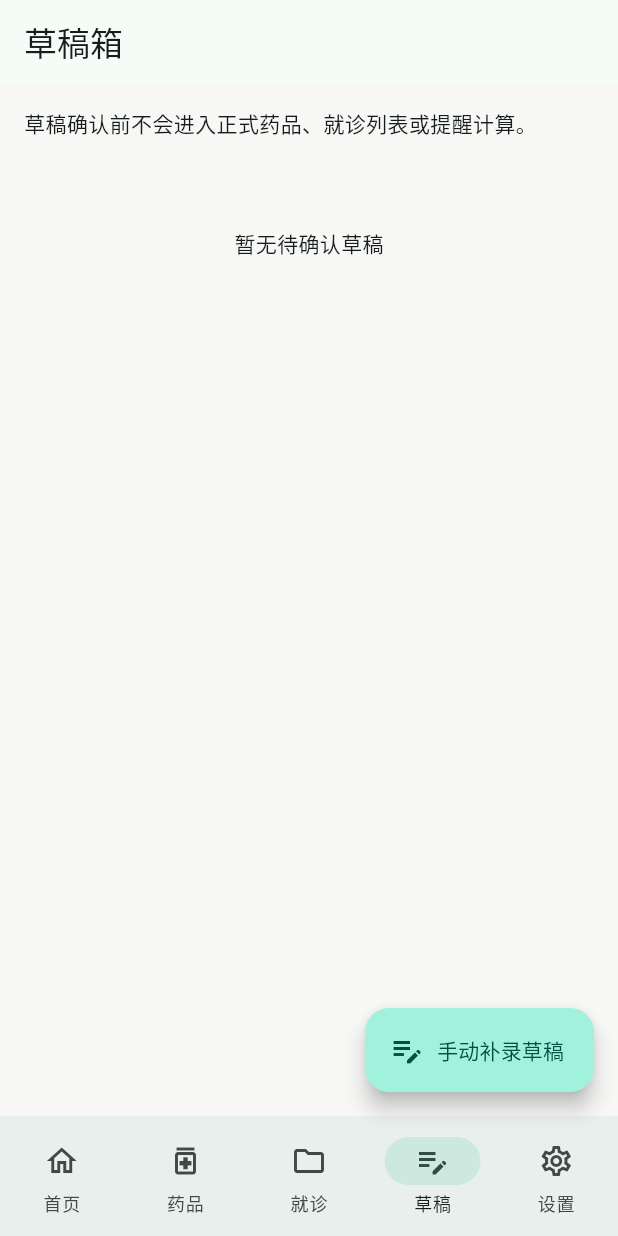
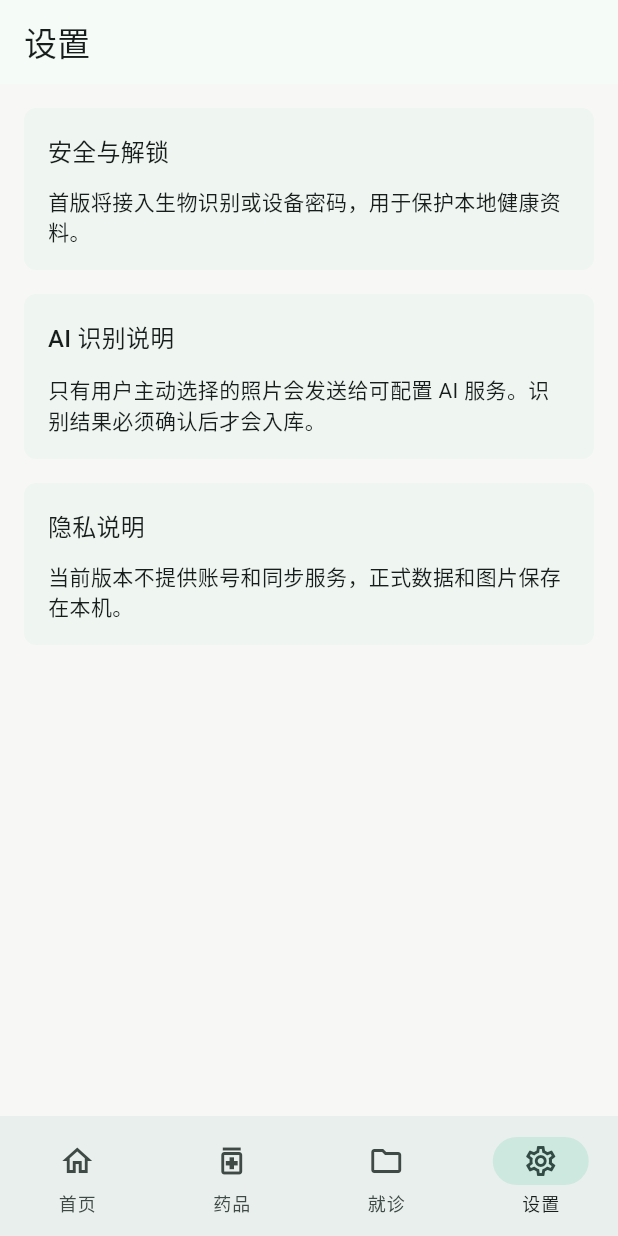
Before and after one commit to Youjian-Tinker/HomeMedicineBox, a Flutter app: the screen it shows after launch, item 4 of the bottom bar chosen, on a phone screen of 412 x 824 dp. Run offline on Flutter 3.47's test engine with Material 3 defaults, Android fonts, the phone set to English and light mode, and no system bars; our stand-ins replace drift, flutter_riverpod, go_router; accounts and stored records are empty; generated files the repository leaves out were written again.

Commit message:
feat: remove draft workflow

```diff
--- a/lib/src/app/home_medicine_box_app.dart
+++ b/lib/src/app/home_medicine_box_app.dart
@@ -1,7 +1,6 @@
 import 'package:flutter/material.dart';
 import 'package:go_router/go_router.dart';
 
-import '../features/drafts/drafts_screen.dart';
 import '../features/home/home_screen.dart';
 import '../features/medicines/medicines_screen.dart';
 import '../features/settings/settings_screen.dart';
@@ -14,7 +13,6 @@ final appRouter = GoRouter(
     GoRoute(path: '/', builder: (_, __) => const HomeScreen()),
     GoRoute(path: '/medicines', builder: (_, __) => const MedicinesScreen()),
     GoRoute(path: '/visits', builder: (_, __) => const VisitsScreen()),
-    GoRoute(path: '/drafts', builder: (_, __) => const DraftsScreen()),
     GoRoute(path: '/settings', builder: (_, __) => const SettingsScreen()),
   ],
 );
--- a/lib/src/features/drafts/drafts_screen.dart
+++ /dev/null
@@ -1,93 +0,0 @@
-import 'package:flutter/material.dart';
-import 'package:flutter_riverpod/flutter_riverpod.dart';
-
-import '../../app/app_state.dart';
-import '../../domain/models.dart';
-import '../shared/app_scaffold.dart';
-
-class DraftsScreen extends ConsumerWidget {
-  const DraftsScreen({super.key});
-
-  @override
-  Widget build(BuildContext context, WidgetRef ref) {
-    final state = ref.watch(homeStateProvider);
-    final controller = ref.read(homeStateProvider.notifier);
-    final activeDrafts = state.drafts
-        .where((draft) =>
-            draft.status != DraftStatus.promoted &&
-            draft.status != DraftStatus.abandoned &&
-            draft.memberId == state.selectedMemberId)
-        .toList();
-
-    return AppScaffold(
-      title: '草稿箱',
-      currentIndex: 3,
-      floatingActionButton: FloatingActionButton.extended(
-        onPressed:
-            state.members.isEmpty ? null : controller.addManualMedicineDraft,
-        icon: const Icon(Icons.edit_note_outlined),
-        label: const Text('手动补录草稿'),
-      ),
-      child: ListView(
-        padding: const EdgeInsets.all(16),
-        children: [
-          const Text('草稿确认前不会进入正式药品、就诊列表或提醒计算。'),
-          const SizedBox(height: 12),
-          if (activeDrafts.isEmpty)
-            const Padding(
-              padding: EdgeInsets.only(top: 48),
-              child: Center(child: Text('暂无待确认草稿')),
-            )
-          else
-            ListView.separated(
-              shrinkWrap: true,
-              physics: const NeverScrollableScrollPhysics(),
-              padding: EdgeInsets.zero,
-              itemCount: activeDrafts.length,
-              separatorBuilder: (_, __) => const SizedBox(height: 12),
-              itemBuilder: (context, index) {
-                final draft = activeDrafts[index];
-                return Card(
-                  child: ListTile(
-                    title: Text(_draftTypeLabel(draft.draftType)),
-                    subtitle: Text(_draftStatusLabel(draft.status)),
-                    trailing: Wrap(
-                      spacing: 8,
-                      children: [
-                        IconButton(
-                          tooltip: '删除',
-                          onPressed: () => controller.deleteDraft(draft.id),
-                          icon: const Icon(Icons.delete_outline),
-                        ),
-                        FilledButton(
-                          onPressed: () => controller.promoteDraft(draft.id),
-                          child: const Text('确认'),
-                        ),
-                      ],
-                    ),
-                  ),
-                );
-              },
-            ),
-        ],
-      ),
-    );
-  }
-
-  String _draftTypeLabel(DraftType type) {
-    return switch (type) {
-      DraftType.medicine => '药品草稿',
-      DraftType.medicalDocument => '医疗文档草稿',
-    };
-  }
-
-  String _draftStatusLabel(DraftStatus status) {
-    return switch (status) {
-      DraftStatus.pending => '待确认',
-      DraftStatus.needsInput => '待补充',
-      DraftStatus.failed => '识别失败，可手动补录',
-      DraftStatus.abandoned => '已放弃',
-      DraftStatus.promoted => '已入库',
-    };
-  }
-}
--- a/lib/src/features/settings/settings_screen.dart
+++ b/lib/src/features/settings/settings_screen.dart
@@ -10,7 +10,7 @@ class SettingsScreen extends StatelessWidget {
   Widget build(BuildContext context) {
     return AppScaffold(
       title: '设置',
-      currentIndex: 4,
+      currentIndex: 3,
       child: ListView(
         padding: const EdgeInsets.all(16),
         children: const [
--- a/lib/src/features/shared/app_scaffold.dart
+++ b/lib/src/features/shared/app_scaffold.dart
@@ -32,8 +32,6 @@ class AppScaffold extends StatelessWidget {
             case 2:
               context.go('/visits');
             case 3:
-              context.go('/drafts');
-            case 4:
               context.go('/settings');
           }
         },
@@ -43,8 +41,6 @@ class AppScaffold extends StatelessWidget {
               icon: Icon(Icons.medication_outlined), label: '药品'),
           NavigationDestination(icon: Icon(Icons.folder_outlined), label: '就诊'),
           NavigationDestination(
-              icon: Icon(Icons.edit_note_outlined), label: '草稿'),
-          NavigationDestination(
               icon: Icon(Icons.settings_outlined), label: '设置'),
         ],
       ),
```
Also changed, not shown: lib/src/app/app_state.dart (+0 -18 lines), lib/src/data/local/home_repository.dart (+0 -86 lines), lib/src/features/home/home_screen.dart (+0 -16 lines), 2 other files.
